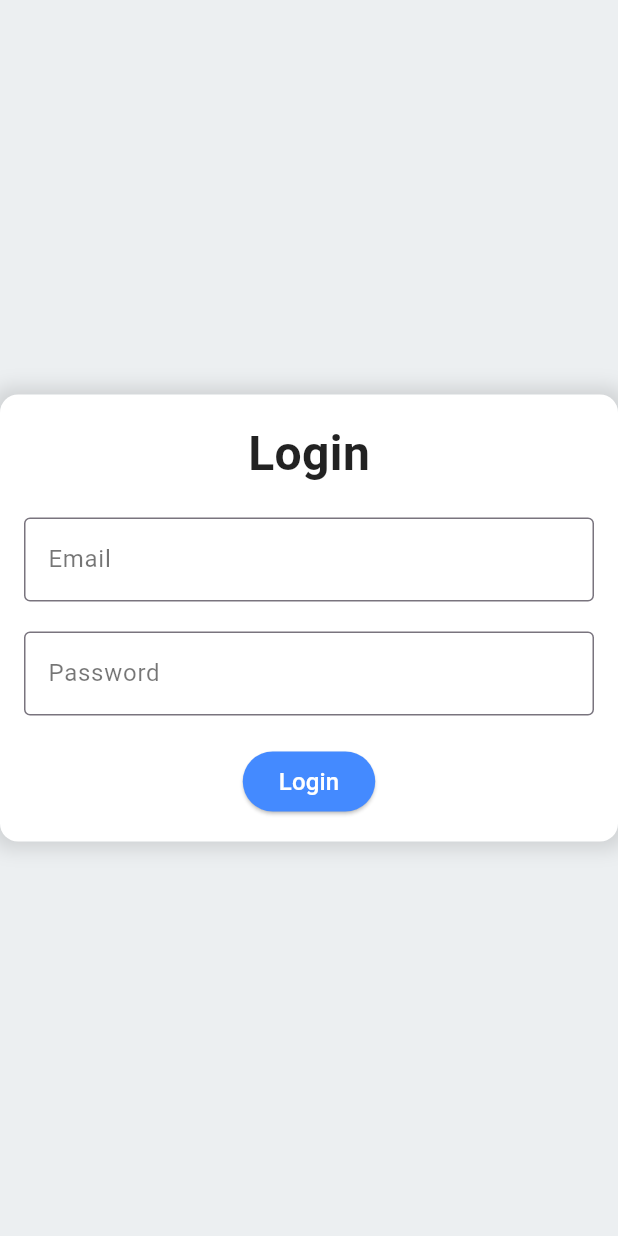
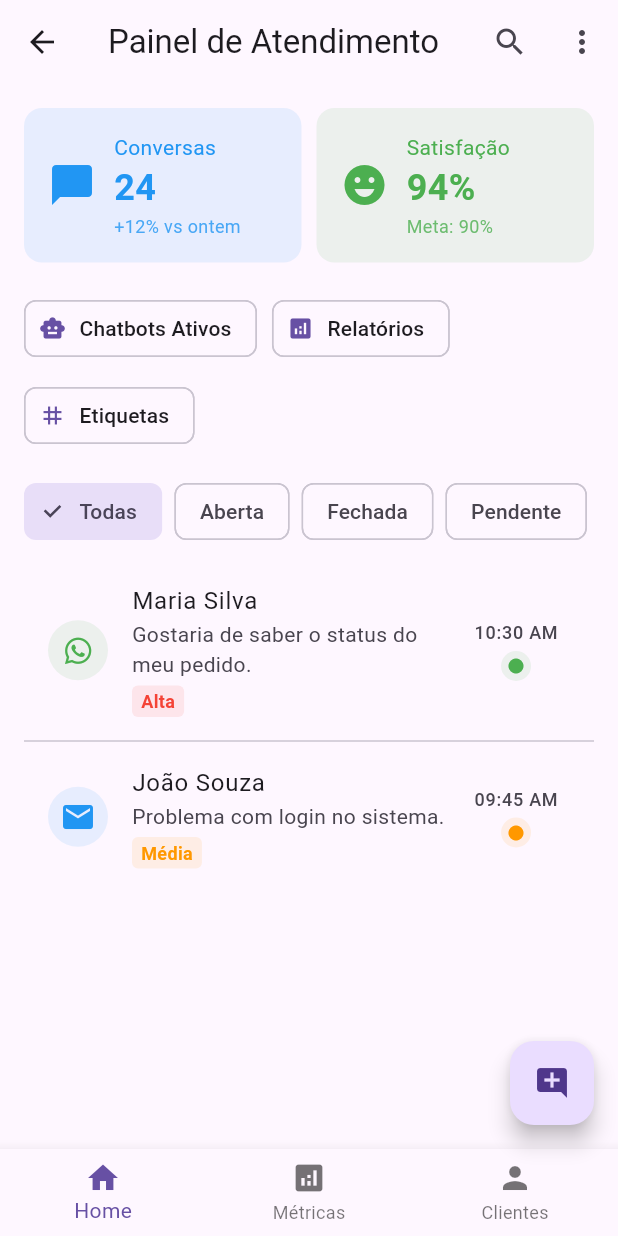
Before and after one commit to Athurgomes/ChatBot-and-Multi-Atendimento, a Flutter app: the LoginScreen screen opened directly, after a tap on "Login", on a phone screen of 412 x 824 dp. Run offline on Flutter 3.47's test engine with Material 3 defaults, Android fonts, the phone set to English and light mode, and no system bars; our stand-ins replace font_awesome_flutter.

Commit message:
Criação de uma home page inicial, e alteração da lógica das telas iniciais do site

```diff
--- /dev/null
+++ b/lib/Screens/homepage/home.dart
@@ -0,0 +1,416 @@
+import 'package:flutter/material.dart';
+import 'package:font_awesome_flutter/font_awesome_flutter.dart';
+
+void main() => runApp(const MyApp());
+
+class MyApp extends StatelessWidget {
+  const MyApp({super.key});
+
+  @override
+  Widget build(BuildContext context) {
+    return MaterialApp(
+      theme: ThemeData(
+        primaryColor: Colors.blue[800],
+        fontFamily: 'Roboto',
+        useMaterial3: true,
+      ),
+      initialRoute: '/',
+      routes: {
+        '/': (context) => const HomePage(),
+        '/chat': (context) => const ChatDetailPage(),
+      },
+    );
+  }
+}
+
+class HomePage extends StatefulWidget {
+  const HomePage({super.key});
+
+  @override
+  State<HomePage> createState() => _HomePageState();
+}
+
+class _HomePageState extends State<HomePage> {
+  List<Conversa> conversas = [];
+  bool _showSearch = false;
+  String _filtroStatus = 'Todas';
+  final TextEditingController _searchController = TextEditingController();
+
+  @override
+  void initState() {
+    super.initState();
+    _carregarConversas();
+  }
+
+  void _carregarConversas() async {
+    // Simula carregamento de dados
+    await Future.delayed(const Duration(seconds: 1));
+    setState(() {
+      conversas = [
+        Conversa(
+          nome: 'Maria Silva',
+          ultimaMensagem: 'Gostaria de saber o status do meu pedido.',
+          canal: 'WhatsApp',
+          status: 'Aberta',
+          hora: '10:30 AM',
+          prioridade: 'Alta',
+        ),
+        Conversa(
+          nome: 'João Souza',
+          ultimaMensagem: 'Problema com login no sistema.',
+          canal: 'Email',
+          status: 'Pendente',
+          hora: '09:45 AM',
+          prioridade: 'Média',
+        ),
+        // Adicione mais conversas...
+      ];
+    });
+  }
+
+  void _filtrarConversas(String status) {
+    setState(() {
+      _filtroStatus = status;
+    });
+  }
+
+  @override
+  Widget build(BuildContext context) {
+    List<Conversa> conversasFiltradas = conversas.where((conv) {
+      return (_filtroStatus == 'Todas' || conv.status == _filtroStatus) &&
+          conv.nome.toLowerCase().contains(_searchController.text.toLowerCase());
+    }).toList();
+
+    return Scaffold(
+      appBar: _buildAppBar(),
+      body: RefreshIndicator(
+        onRefresh: () async => _carregarConversas(),
+        child: SingleChildScrollView(
+          physics: const AlwaysScrollableScrollPhysics(),
+          child: Padding(
+            padding: const EdgeInsets.all(16.0),
+            child: Column(
+              crossAxisAlignment: CrossAxisAlignment.start,
+              children: [
+                // Cards de Estatísticas
+                _buildStatsCards(),
+                const SizedBox(height: 20),
+
+                // Ações Rápidas e Filtros
+                _buildQuickActions(),
+                const SizedBox(height: 20),
+
+                // Filtros de Status
+                _buildStatusFilters(),
+                const SizedBox(height: 20),
+
+                // Lista de Conversas
+                _buildConversasList(conversasFiltradas),
+              ],
+            ),
+          ),
+        ),
+      ),
+      floatingActionButton: FloatingActionButton(
+        onPressed: () => _novaConversa(context),
+        child: const Icon(Icons.add_comment),
+      ),
+      bottomNavigationBar: _buildBottomNavBar(),
+    );
+  }
+
+  AppBar _buildAppBar() {
+    return AppBar(
+      title: _showSearch
+          ? TextField(
+              controller: _searchController,
+              decoration: const InputDecoration(
+                hintText: 'Pesquisar conversas...',
+                border: InputBorder.none,
+              ),
+              onChanged: (value) => setState(() {}),
+            )
+          : const Text('Painel de Atendimento'),
+      actions: [
+        IconButton(
+          icon: Icon(_showSearch ? Icons.close : Icons.search),
+          onPressed: () => setState(() => _showSearch = !_showSearch),
+        ),
+        PopupMenuButton<String>(
+          onSelected: (value) => _filtrarConversas(value),
+          itemBuilder: (context) => [
+            const PopupMenuItem(value: 'Todas', child: Text('Todas')),
+            const PopupMenuItem(value: 'Aberta', child: Text('Abertas')),
+            const PopupMenuItem(value: 'Fechada', child: Text('Fechadas')),
+            const PopupMenuItem(value: 'Pendente', child: Text('Pendentes')),
+          ],
+        ),
+      ],
+    );
+  }
+
+  Widget _buildStatsCards() {
+    return const Row(
+      children: [
+        Expanded(
+          child: _StatCard(
+            title: "Conversas",
+            value: "24",
+            subTitle: "+12% vs ontem",
+            color: Colors.blue,
+            icon: Icons.chat_bubble,
+          ),
+        ),
+        SizedBox(width: 10),
+        Expanded(
+          child: _StatCard(
+            title: "Satisfação",
+            value: "94%",
+            subTitle: "Meta: 90%",
+            color: Colors.green,
+            icon: Icons.emoji_emotions,
+          ),
+        ),
+      ],
+    );
+  }
+
+  Widget _buildQuickActions() {
+    return Wrap(
+      spacing: 10,
+      runSpacing: 10,
+      children: [
+        ActionChip(
+          avatar: const Icon(Icons.smart_toy, size: 18),
+          label: const Text("Chatbots Ativos"),
+          onPressed: () {},
+        ),
+        ActionChip(
+          avatar: const Icon(Icons.analytics, size: 18),
+          label: const Text("Relatórios"),
+          onPressed: () {},
+        ),
+        ActionChip(
+          avatar: const Icon(Icons.tag, size: 18),
+          label: const Text("Etiquetas"),
+          onPressed: () {},
+        ),
+      ],
+    );
+  }
+
+  Widget _buildStatusFilters() {
+    const List<String> statusList = ['Todas', 'Aberta', 'Fechada', 'Pendente'];
+    return SizedBox(
+      height: 40,
+      child: ListView.separated(
+        scrollDirection: Axis.horizontal,
+        itemCount: statusList.length,
+        separatorBuilder: (_, __) => const SizedBox(width: 8),
+        itemBuilder: (context, index) {
+          final status = statusList[index];
+          return ChoiceChip(
+            label: Text(status),
+            selected: _filtroStatus == status,
+            onSelected: (selected) => _filtrarConversas(selected ? status : 'Todas'),
+          );
+        },
+      ),
+    );
+  }
+
+  Widget _buildConversasList(List<Conversa> conversas) {
+    return ListView.separated(
+      shrinkWrap: true,
+      physics: const NeverScrollableScrollPhysics(),
+      itemCount: conversas.length,
+      separatorBuilder: (context, index) => const Divider(),
+      itemBuilder: (context, index) {
+        final conversa = conversas[index];
+        return ListTile(
+          leading: _buildCanalIcon(conversa.canal),
+          title: Text(conversa.nome),
+          subtitle: Column(
+            crossAxisAlignment: CrossAxisAlignment.start,
+            children: [
+              Text(conversa.ultimaMensagem),
+              const SizedBox(height: 4),
+              _buildPriorityTag(conversa.prioridade),
+            ],
+          ),
+          trailing: Column(
+            mainAxisAlignment: MainAxisAlignment.center,
+            children: [
+              Text(conversa.hora, style: const TextStyle(fontSize: 12)),
+              const SizedBox(height: 4),
+              _buildStatusIndicator(conversa.status),
+            ],
+          ),
+          onTap: () => Navigator.pushNamed(context, '/chat'),
+        );
+      },
+    );
+  }
+
+  Widget _buildCanalIcon(String canal) {
+  IconData icon;
+  Color color;
+  switch (canal) {
+    case 'WhatsApp':
+      icon = FontAwesomeIcons.whatsapp;
+      color = Colors.green;
+      break; // Adicione 'break' aqui
+    case 'Email':
+      icon = Icons.email;
+      color = Colors.blue;
+      break; // Adicione 'break' aqui
+    default:
+      icon = Icons.chat;
+      color = Colors.grey;
+      break; // Adicione 'break' aqui
+  }
+  return CircleAvatar(
+    backgroundColor: color.withOpacity(0.1),
+    child: (canal == 'WhatsApp')
+        ? FaIcon(icon, color: color, size: 20) // Tamanho ajustado
+        : Icon(icon, color: color),
+  );
+}
+
+  Widget _buildPriorityTag(String prioridade) {
+    Color color;
+    switch (prioridade) {
+      case 'Alta':
+        color = Colors.red;
+      case 'Média':
+        color = Colors.orange;
+      default:
+        color = Colors.grey;
+    }
+    return Container(
+      padding: const EdgeInsets.symmetric(horizontal: 6, vertical: 2),
+      decoration: BoxDecoration(
+        color: color.withOpacity(0.1),
+        borderRadius: BorderRadius.circular(4),
+      ),
+      child: Text(
+        prioridade,
+        style: TextStyle(
+          color: color,
+          fontSize: 12,
+          fontWeight: FontWeight.bold,
+        ),
+      ),
+    );
+  }
+
+  Widget _buildStatusIndicator(String status) {
+    Color color;
+    switch (status) {
+      case 'Aberta':
+        color = Colors.green;
+      case 'Pendente':
+        color = Colors.orange;
+      default:
+        color = Colors.grey;
+    }
+    return Container(
+      padding: const EdgeInsets.all(4),
+      decoration: BoxDecoration(
+        color: color.withOpacity(0.1),
+        shape: BoxShape.circle,
+      ),
+      child: Icon(Icons.circle, size: 12, color: color),
+    );
+  }
+
+  BottomNavigationBar _buildBottomNavBar() {
+    return BottomNavigationBar(
+      currentIndex: 0,
+      items: const [
+        BottomNavigationBarItem(icon: Icon(Icons.home), label: "Home"),
+        BottomNavigationBarItem(icon: Icon(Icons.analytics), label: "Métricas"),
+        BottomNavigationBarItem(icon: Icon(Icons.person), label: "Clientes"),
+      ],
+    );
+  }
+
+  void _novaConversa(BuildContext context) {
+    // Implemente a lógica para nova conversa
+  }
+}
+
+// Modelo de dados para conversas
+class Conversa {
+  final String nome;
+  final String ultimaMensagem;
+  final String canal;
+  final String status;
+  final String hora;
+  final String prioridade;
+
+  Conversa({
+    required this.nome,
+    required this.ultimaMensagem,
+    required this.canal,
+    required this.status,
+    required this.hora,
+    required this.prioridade,
+  });
+}
+
+// Widget para os cards de estatísticas
+class _StatCard extends StatelessWidget {
+  final String title;
+  final String value;
+  final String subTitle;
+  final Color color;
+  final IconData icon;
+
+  const _StatCard({
+    required this.title,
+    required this.value,
+    this.subTitle = '',
+    required this.color,
+    required this.icon,
+  });
+
+  @override
+  Widget build(BuildContext context) {
+    return Container(
+      padding: const EdgeInsets.all(16),
+      decoration: BoxDecoration(
+        color: color.withOpacity(0.1),
+        borderRadius: BorderRadius.circular(12),
+      ),
+      child: Row(
+        children: [
+          Icon(icon, color: color, size: 32),
+          const SizedBox(width: 12),
+          Column(
+            crossAxisAlignment: CrossAxisAlignment.start,
+            children: [
+              Text(title, style: TextStyle(color: color, fontSize: 14)),
+              Text(value, style: TextStyle(color: color, fontSize: 24, fontWeight: FontWeight.bold)),
+              if (subTitle.isNotEmpty)
+                Text(subTitle, style: TextStyle(color: color.withOpacity(0.8), fontSize: 12)),
+            ],
+          ),
+        ],
+      ),
+    );
+  }
+}
+
+// Tela de detalhes do chat (exemplo básico)
+class ChatDetailPage extends StatelessWidget {
+  const ChatDetailPage({super.key});
+
+  @override
+  Widget build(BuildContext context) {
+    return Scaffold(
+      appBar: AppBar(title: const Text('Detalhes da Conversa')),
+      body: const Center(child: Text('Tela de conversa detalhada')),
+    );
+  }
+}
--- a/lib/Screens/login_screen/login.dart
+++ b/lib/Screens/login_screen/login.dart
@@ -1,4 +1,6 @@
 import 'package:flutter/material.dart';
+import 'package:chatbot_multiatendimento/Screens/registration_screen/cadastroUser.dart';
+import 'package:chatbot_multiatendimento/Screens/homepage/home.dart'; // Importe a HomePage
 
 class LoginScreen extends StatelessWidget {
   const LoginScreen({super.key});
@@ -26,7 +28,7 @@ class LoginScreen extends StatelessWidget {
             mainAxisAlignment: MainAxisAlignment.center,
             mainAxisSize: MainAxisSize.min,
             children: <Widget>[
-              Text(
+              const Text(
                 'Login',
                 style: TextStyle(
                   fontSize: 32.0,
@@ -34,27 +36,31 @@ class LoginScreen extends StatelessWidget {
                   color: Colors.black87,
                 ),
               ),
-              SizedBox(height: 20.0),
+              const SizedBox(height: 20.0),
               TextField(
-                decoration: InputDecoration(
+                decoration: const InputDecoration(
                   labelText: 'Email',
                   labelStyle: TextStyle(color: Colors.black54), // Cor preto/cinza
                   border: OutlineInputBorder(),
                 ),
               ),
-              SizedBox(height: 20.0),
+              const SizedBox(height: 20.0),
               TextField(
                 obscureText: true,
-                decoration: InputDecoration(
+                decoration: const InputDecoration(
                   labelText: 'Password',
                   labelStyle: TextStyle(color: Colors.black54), // Cor preto/cinza
                   border: OutlineInputBorder(),
                 ),
               ),
-              SizedBox(height: 20.0),
+              const SizedBox(height: 20.0),
               ElevatedButton(
                 onPressed: () {
                   // Handle login logic
+                  Navigator.pushReplacement(
+                    context,
+                    MaterialPageRoute(builder: (context) => const HomePage()),
+                  );
                 },
                 style: ElevatedButton.styleFrom(
                   backgroundColor: Colors.blueAccent,
@@ -64,6 +70,23 @@ class LoginScreen extends StatelessWidget {
                   style: TextStyle(fontSize: 16, color: Colors.white),
                 ),
               ),
+              const SizedBox(height: 20.0),
+              TextButton(
+                onPressed: () {
+                  Navigator.push(
+                    context,
+                    MaterialPageRoute(builder: (context) => SignUpScreen()),
+                  );
+                },
+                child: const Text(
+                  'Não possui cadastro? Crie sua conta já!',
+                  style: TextStyle(
+                    color: Colors.blueAccent,
+                    fontSize: 16,
+                    decoration: TextDecoration.underline,
+                  ),
+                ),
+              ),
             ],
           ),
         ),
--- a/lib/Screens/registration_screen/cadastroUser.dart
+++ b/lib/Screens/registration_screen/cadastroUser.dart
@@ -1,17 +1,6 @@
 import 'package:flutter/material.dart';
+// ignore: unused_import
 import 'package:chatbot_multiatendimento/Screens/login_screen/login.dart';
-
-class MyApp extends StatelessWidget {
-  const MyApp({super.key});
-
-  @override
-  Widget build(BuildContext context) {
-    return MaterialApp(
-      debugShowCheckedModeBanner: false,
-      home: SignUpScreen(),
-    );
-  }
-}
 
 class SignUpScreen extends StatelessWidget {
   final TextEditingController cpfController = TextEditingController();
@@ -216,23 +205,6 @@ class SignUpScreen extends StatelessWidget {
                   ),
                 ),
               ),
-              const SizedBox(height: 24),
-              TextButton(
-                onPressed: () {
-                  Navigator.push(
-                    context,
-                    MaterialPageRoute(builder: (context) => LoginScreen()),
-                  );
-                },
-                child: const Text(
-                  'Já possui uma conta? Faça login',
-                  style: TextStyle(
-                    color: Colors.blueAccent,
-                    fontSize: 16,
-                    decoration: TextDecoration.underline,
-                  ),
-                ),
-              ),
             ],
           ),
         ),
--- a/lib/main.dart
+++ b/lib/main.dart
@@ -1,9 +1,20 @@
 import 'package:flutter/material.dart';
 import 'package:chatbot_multiatendimento/Screens/registration_screen/cadastroUser.dart';
-// ignore: unused_import
 import 'package:chatbot_multiatendimento/Screens/login_screen/login.dart';
-
+import 'package:chatbot_multiatendimento/Screens/homepage/home.dart'; // Importe a HomePage
 
 void main() {
   runApp(const MyApp());
 }
+
+class MyApp extends StatelessWidget {
+  const MyApp({super.key});
+
+  @override
+  Widget build(BuildContext context) {
+    return MaterialApp(
+      debugShowCheckedModeBanner: false,
+      home: const LoginScreen(), // Defina a tela inicial como LoginScreen
+    );
+  }
+}
--- a/pubspec.yaml
+++ b/pubspec.yaml
@@ -30,7 +30,7 @@ environment:
 dependencies:
   flutter:
     sdk: flutter
-
+  font_awesome_flutter: ^10.8.0
   # The following adds the Cupertino Icons font to your application.
   # Use with the CupertinoIcons class for iOS style icons.
   cupertino_icons: ^1.0.8
```
Also changed, not shown: pubspec.lock.
